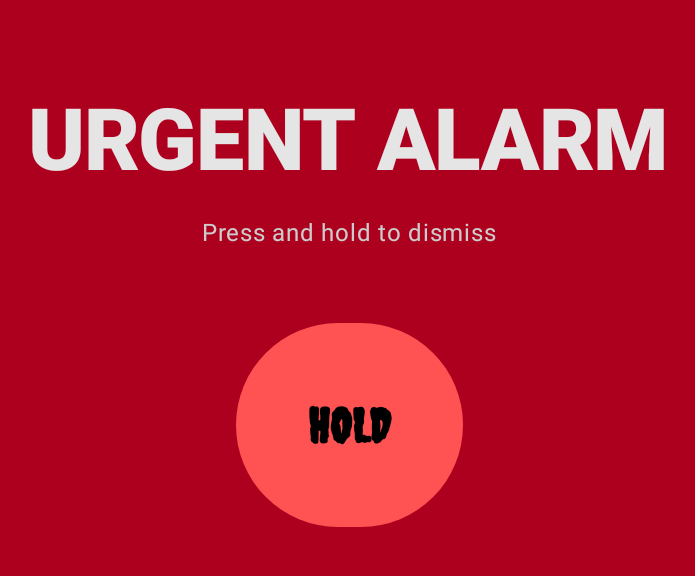
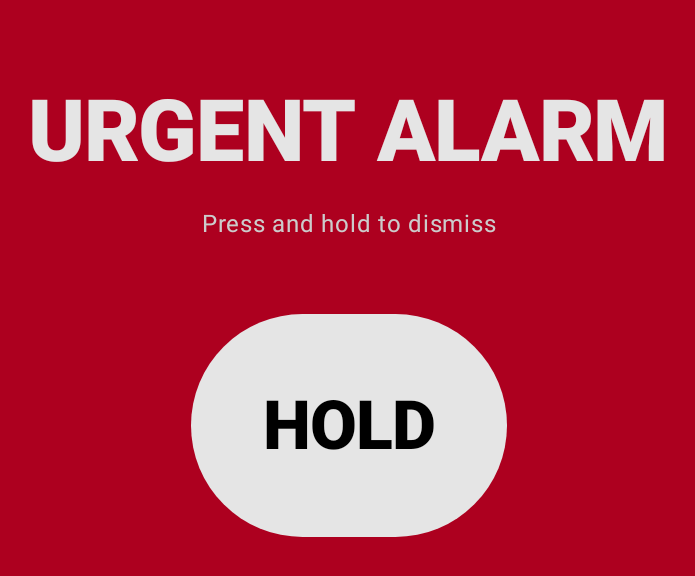
Before and after one commit to codescrapbook/g7-night-alarm, an Android app built with Jetpack Compose: the AlarmActivity screen opened directly, with no data from a screen before it, on a phone screen of 824 x 412 dp (held sideways). Shown: the top 576 px of the screen, without its empty margins (269-964 px from the left). Run offline under Robolectric (Android 15) with nearby library versions, the phone set to English and light mode, and no system bars; 1 statement that could not run was skipped.

Commit message:
alarm(ui): production AlarmContent now typed (urgent/low/high/signal), plain-font high-contrast dismiss; pass type via Intent; previews call real AlarmContent; tests assert titles and dismiss on real composable; home sleep renders Mode: Sleep and arrow
Co-authored-by: Joe Seeley <codescrapbook@users.noreply.github.com>

```diff
--- a/app/src/main/java/com/g7nightalarm/app/ui/alarm/AlarmActivity.kt
+++ b/app/src/main/java/com/g7nightalarm/app/ui/alarm/AlarmActivity.kt
@@ -29,10 +29,12 @@ import androidx.compose.ui.draw.clip
 import androidx.compose.ui.graphics.Color
 import androidx.compose.ui.input.pointer.pointerInput
 import androidx.compose.ui.text.font.FontWeight
+import androidx.compose.ui.text.font.FontFamily
 import androidx.compose.ui.unit.dp
 import com.g7nightalarm.app.alarm.AlarmController
 import com.g7nightalarm.app.ui.theme.G7Theme
 import kotlinx.coroutines.delay
+import com.g7nightalarm.app.receiver.AlarmActionReceiver
 
 class AlarmActivity : ComponentActivity() {
     private lateinit var alarmController: AlarmController
@@ -47,10 +49,13 @@ class AlarmActivity : ComponentActivity() {
             km?.requestDismissKeyguard(this, null)
         }
         alarmController = AlarmController(this)
+        val type = intent?.getStringExtra(AlarmActionReceiver.EXTRA_TYPE)
         setContent {
             G7Theme {
                 Surface(modifier = Modifier.fillMaxSize(), color = MaterialTheme.colorScheme.background) {
-                    AlarmContent(onDismiss = {
+                    AlarmContent(
+                        type = type,
+                        onDismiss = {
                         alarmController.stopAlarm()
                         // notify service to resume voice
                         sendBroadcast(android.content.Intent(com.g7nightalarm.app.service.MonitorService.ACTION_ALARM_STOPPED))
@@ -63,17 +68,32 @@ class AlarmActivity : ComponentActivity() {
 }
 
 @Composable
-private fun AlarmContent(onDismiss: () -> Unit) {
+fun AlarmContent(type: String?, onDismiss: () -> Unit, animationsEnabled: Boolean = true) {
     val flashing = remember { Animatable(0f) }
-    LaunchedEffect(Unit) {
-        while (true) {
-            flashing.animateTo(1f, animationSpec = tween(500))
-            flashing.animateTo(0f, animationSpec = tween(500))
+    LaunchedEffect(animationsEnabled) {
+        if (animationsEnabled) {
+            while (true) {
+                flashing.animateTo(1f, animationSpec = tween(500))
+                flashing.animateTo(0f, animationSpec = tween(500))
+            }
         }
     }
-    val bg = Color(0xFFB00020).copy(alpha = 0.4f + 0.6f * flashing.value)
+    val bgBase = when (type) {
+        AlarmActionReceiver.TYPE_HIGH -> Color(0xFFFBC02D)
+        AlarmActionReceiver.TYPE_SIGNAL -> Color(0xFF455A64)
+        AlarmActionReceiver.TYPE_LOW_WARN -> Color(0xFF1976D2)
+        else -> Color(0xFFB00020) // urgent/low default
+    }
+    val bg = if (animationsEnabled) bgBase.copy(alpha = 0.4f + 0.6f * flashing.value) else bgBase.copy(alpha = 0.8f)
     val holding = remember { mutableStateOf(false) }
     val holdMs = 1500L
+    val (title, subtitle, dismissLabel) = when (type) {
+        AlarmActionReceiver.TYPE_LOW_WARN -> Triple("LOW WARNING", "Press and hold to dismiss", "DISMISS")
+        AlarmActionReceiver.TYPE_HIGH -> Triple("HIGH ALARM", "Press and hold to dismiss", "DISMISS")
+        AlarmActionReceiver.TYPE_SIGNAL -> Triple("SIGNAL LOST", "Press and hold to dismiss", "DISMISS")
+        AlarmActionReceiver.TYPE_LOW -> Triple("LOW ALARM", "Press and hold to dismiss", "HOLD")
+        else -> Triple("URGENT ALARM", "Press and hold to dismiss", "HOLD")
+    }
     Column(
         modifier = Modifier
             .fillMaxSize()
@@ -82,13 +102,13 @@ private fun AlarmContent(onDismiss: () -> Unit) {
         verticalArrangement = Arrangement.Center,
         horizontalAlignment = Alignment.CenterHorizontally
     ) {
-        Text("URGENT ALARM", style = MaterialTheme.typography.displayLarge, fontWeight = FontWeight.ExtraBold)
-        Text("Press and hold to dismiss", color = Color.LightGray, modifier = Modifier.padding(top = 16.dp))
+        Text(title, style = MaterialTheme.typography.displayLarge.copy(fontFamily = FontFamily.Default), fontWeight = FontWeight.ExtraBold)
+        Text(subtitle, color = Color.LightGray, modifier = Modifier.padding(top = 16.dp))
         Box(
             modifier = Modifier
                 .padding(top = 48.dp)
                 .clip(CircleShape)
-                .background(Color(0xFFFF5252))
+                .background(Color(0xFFE5E5E5))
                 .padding(48.dp)
                 .pointerInput(Unit) {
                     detectTapGestures(
@@ -106,7 +126,12 @@ private fun AlarmContent(onDismiss: () -> Unit) {
                 },
             contentAlignment = Alignment.Center
         ) {
-            Text("HOLD", style = MaterialTheme.typography.headlineLarge, fontWeight = FontWeight.Bold, color = Color.Black)
+            Text(
+                dismissLabel,
+                style = MaterialTheme.typography.displayMedium.copy(fontFamily = FontFamily.Default),
+                fontWeight = FontWeight.ExtraBold,
+                color = Color.Black
+            )
         }
     }
 }
```
Also changed, not shown: app/src/main/java/com/g7nightalarm/app/alarm/AlarmController.kt (+8 -5 lines), app/src/main/java/com/g7nightalarm/app/service/MonitorService.kt (+8 -1 lines), app/src/main/java/com/g7nightalarm/app/ui/preview/AlarmPreviews.kt (+6 -101 lines), 1 other file.
